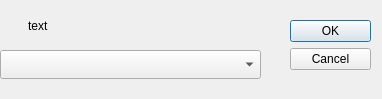
This is MainClient/gui/jdlgselectserver.ui in stareven/Dlut-Game-Platform as Qt 5 draws it before an edit. The edited form follows.
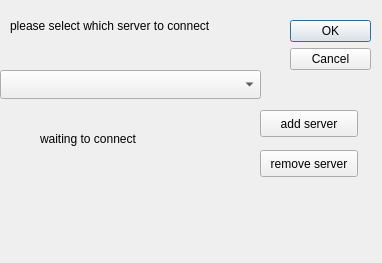
This is the edited form. Custom widgets are drawn as their Qt base class.

Commit message: finish JDialogUserRegister and impove JDlgSelectServer

```diff
--- a/MainClient/gui/jdlgselectserver.ui
+++ b/MainClient/gui/jdlgselectserver.ui
@@ -7,7 +7,7 @@
     <x>0</x>
     <y>0</y>
     <width>382</width>
-    <height>99</height>
+    <height>263</height>
    </rect>
   </property>
   <property name="windowTitle">
@@ -33,7 +33,7 @@
    <property name="geometry">
     <rect>
      <x>0</x>
-     <y>50</y>
+     <y>70</y>
      <width>261</width>
      <height>29</height>
     </rect>
@@ -42,17 +42,66 @@
   <widget class="QLabel" name="lab_text">
    <property name="geometry">
     <rect>
-     <x>28</x>
+     <x>10</x>
      <y>0</y>
      <width>251</width>
      <height>51</height>
     </rect>
    </property>
    <property name="text">
-    <string>text</string>
+    <string>please select which server to connect</string>
+   </property>
+  </widget>
+  <widget class="QPushButton" name="btn_add">
+   <property name="geometry">
+    <rect>
+     <x>260</x>
+     <y>110</y>
+     <width>98</width>
+     <height>27</height>
+    </rect>
+   </property>
+   <property name="text">
+    <string>add server</string>
+   </property>
+  </widget>
+  <widget class="QPushButton" name="btn_remove">
+   <property name="geometry">
+    <rect>
+     <x>260</x>
+     <y>150</y>
+     <width>98</width>
+     <height>27</height>
+    </rect>
+   </property>
+   <property name="text">
+    <string>remove server</string>
+   </property>
+  </widget>
+  <widget class="QLabel" name="label_info">
+   <property name="geometry">
+    <rect>
+     <x>40</x>
+     <y>130</y>
+     <width>201</width>
+     <height>17</height>
+    </rect>
+   </property>
+   <property name="text">
+    <string>waiting to connect</string>
+   </property>
+   <property name="scaledContents">
+    <bool>true</bool>
    </property>
   </widget>
  </widget>
+ <customwidgets>
+  <customwidget>
+   <class>JComboSelectServer</class>
+   <extends>QComboBox</extends>
+   <header>gui/dlglogin/jcomboselectserver.h</header>
+  </customwidget>
+ </customwidgets>
  <resources/>
  <connections>
   <connection>
```
Left out of the diff: 2 changed lines with no effect on the pictures. The commit also changes 17 other files.
